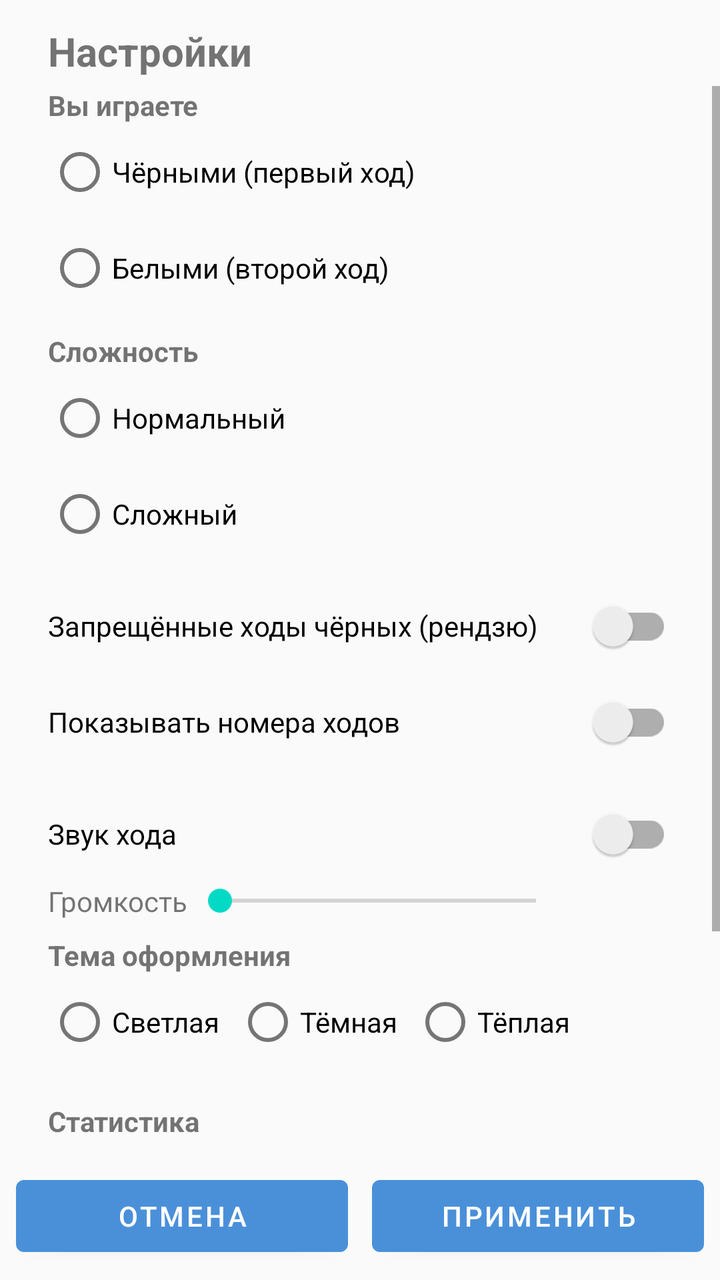
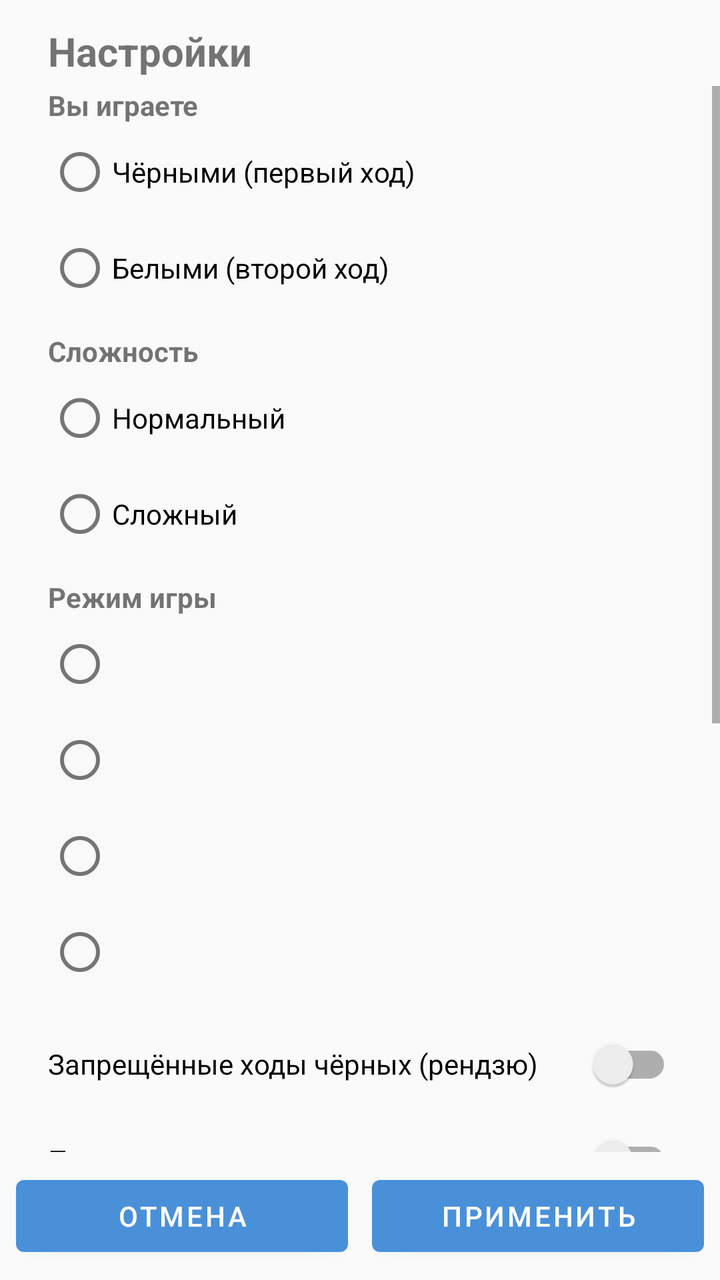

Screens rendered from an Android XML layout before and after an edit, with the pre-edit source and the edit as a unified diff.
<!-- AndroidManifest.xml: application theme Theme.Gomoku -->
<!-- res/layout/activity_settings.xml -->
<?xml version="1.0" encoding="utf-8"?>
<LinearLayout xmlns:android="http://schemas.android.com/apk/res/android"
    android:id="@+id/settingsRoot"
    android:layout_width="match_parent"
    android:layout_height="match_parent"
    android:orientation="vertical">

    <TextView
        android:id="@+id/tvSettingsTitle"
        android:layout_width="match_parent"
        android:layout_height="wrap_content"
        android:paddingStart="24dp"
        android:paddingEnd="24dp"
        android:paddingTop="12dp"
        android:paddingBottom="4dp"
        android:text="@string/settings_title"
        android:textSize="20sp"
        android:textStyle="bold" />

    <ScrollView
        android:layout_width="match_parent"
        android:layout_height="0dp"
        android:layout_weight="1">

        <LinearLayout
            android:layout_width="match_parent"
            android:layout_height="wrap_content"
            android:orientation="vertical"
            android:paddingStart="24dp"
            android:paddingEnd="24dp"
            android:paddingBottom="8dp">

            <TextView
                android:layout_width="wrap_content"
                android:layout_height="wrap_content"
                android:text="@string/play_as"
                android:textStyle="bold" />

            <RadioGroup
                android:id="@+id/rgColor"
                android:layout_width="match_parent"
                android:layout_height="wrap_content"
                android:orientation="vertical">

                <RadioButton
                    android:id="@+id/rbColorBlack"
                    android:layout_width="wrap_content"
                    android:layout_height="wrap_content"
                    android:text="@string/play_black" />

                <RadioButton
                    android:id="@+id/rbColorWhite"
                    android:layout_width="wrap_content"
                    android:layout_height="wrap_content"
                    android:text="@string/play_white" />
            </RadioGroup>

            <TextView
                android:layout_width="wrap_content"
                android:layout_height="wrap_content"
                android:layout_marginTop="8dp"
                android:text="@string/difficulty"
                android:textStyle="bold" />

            <RadioGroup
                android:id="@+id/rgLevel"
                android:layout_width="match_parent"
                android:layout_height="wrap_content"
                android:orientation="vertical">

                <RadioButton
                    android:id="@+id/rbLevelNormal"
                    android:layout_width="wrap_content"
                    android:layout_height="wrap_content"
                    android:text="@string/level_normal" />

                <RadioButton
                    android:id="@+id/rbLevelStrong"
                    android:layout_width="wrap_content"
                    android:layout_height="wrap_content"
                    android:text="@string/level_strong" />
            </RadioGroup>

            <androidx.appcompat.widget.SwitchCompat
                android:id="@+id/swForbidden"
                android:layout_width="match_parent"
                android:layout_height="wrap_content"
                android:layout_marginTop="8dp"
                android:text="@string/forbidden_moves" />

            <androidx.appcompat.widget.SwitchCompat
                android:id="@+id/swNumbers"
                android:layout_width="match_parent"
                android:layout_height="wrap_content"
                android:text="@string/show_numbers" />

            <androidx.appcompat.widget.SwitchCompat
                android:id="@+id/swSound"
                android:layout_width="match_parent"
                android:layout_height="wrap_content"
                android:layout_marginTop="8dp"
                android:text="@string/sound_enabled" />

            <LinearLayout
                android:layout_width="match_parent"
                android:layout_height="wrap_content"
                android:gravity="center_vertical"
                android:orientation="horizontal">

                <TextView
                    android:layout_width="wrap_content"
                    android:layout_height="wrap_content"
                    android:text="@string/sound_volume" />

                <SeekBar
                    android:id="@+id/sbVolume"
                    android:layout_width="0dp"
                    android:layout_height="wrap_content"
                    android:layout_weight="1" />

                <TextView
                    android:id="@+id/tvVolumeValue"
                    android:layout_width="52dp"
                    android:layout_height="wrap_content"
                    android:gravity="end"
                    android:textSize="14sp" />
            </LinearLayout>

            <TextView
                android:layout_width="wrap_content"
                android:layout_height="wrap_content"
                android:layout_marginTop="8dp"
                android:text="@string/choose_theme"
                android:textStyle="bold" />

            <RadioGroup
                android:id="@+id/rgTheme"
                android:layout_width="match_parent"
                android:layout_height="wrap_content"
                android:orientation="horizontal">

                <RadioButton
                    android:id="@+id/rbThemeLight"
                    android:layout_width="wrap_content"
                    android:layout_height="wrap_content"
                    android:text="@string/theme_light" />

                <RadioButton
                    android:id="@+id/rbThemeDark"
                    android:layout_width="wrap_content"
                    android:layout_height="wrap_content"
                    android:layout_marginStart="8dp"
                    android:text="@string/theme_dark" />

                <RadioButton
                    android:id="@+id/rbThemeWarm"
                    android:layout_width="wrap_content"
                    android:layout_height="wrap_content"
                    android:layout_marginStart="8dp"
                    android:text="@string/theme_warm" />
            </RadioGroup>

            
            <TextView
                android:layout_width="wrap_content"
                android:layout_height="wrap_content"
                android:layout_marginTop="16dp"
                android:text="@string/stats_title"
                android:textStyle="bold" />

            <TableLayout
                android:layout_width="match_parent"
                android:layout_height="wrap_content"
                android:layout_marginTop="4dp"
                android:stretchColumns="*">

                <TableRow>

                    <TextView
                        android:layout_width="0dp"
                        android:layout_height="wrap_content"
                        android:paddingStart="4dp"
                        android:paddingEnd="4dp"
                        android:paddingBottom="4dp"
                        android:text="@string/stats_level"
                        android:textStyle="bold" />

                    <TextView
                        android:layout_width="0dp"
                        android:layout_height="wrap_content"
                        android:gravity="end"
                        android:paddingBottom="4dp"
                        android:text="@string/stats_wins"
                        android:textStyle="bold" />

                    <TextView
                        android:layout_width="0dp"
                        android:layout_height="wrap_content"
                        android:gravity="end"
                        android:paddingBottom="4dp"
                        android:text="@string/stats_losses"
                        android:textStyle="bold" />

                    <TextView
                        android:layout_width="0dp"
                        android:layout_height="wrap_content"
                        android:gravity="end"
                        android:paddingBottom="4dp"
                        android:text="@string/stats_draws"
                        android:textStyle="bold" />
                </TableRow>

                <TableRow>

                    <TextView
                        android:layout_width="0dp"
                        android:layout_height="wrap_content"
                        android:paddingStart="4dp"
                        android:paddingEnd="4dp"
                        android:text="@string/level_normal" />

                    <TextView
                        android:id="@+id/tvNormalWins"
                        android:layout_width="0dp"
                        android:layout_height="wrap_content"
                        android:gravity="end" />

                    <TextView
                        android:id="@+id/tvNormalLosses"
                        android:layout_width="0dp"
                        android:layout_height="wrap_content"
                        android:gravity="end" />

                    <TextView
                        android:id="@+id/tvNormalDraws"
                        android:layout_width="0dp"
                        android:layout_height="wrap_content"
                        android:gravity="end" />
                </TableRow>

                <TableRow>

                    <TextView
                        android:layout_width="0dp"
                        android:layout_height="wrap_content"
                        android:paddingStart="4dp"
                        android:paddingEnd="4dp"
                        android:text="@string/level_strong" />

                    <TextView
                        android:id="@+id/tvHardWins"
                        android:layout_width="0dp"
                        android:layout_height="wrap_content"
                        android:gravity="end" />

                    <TextView
                        android:id="@+id/tvHardLosses"
                        android:layout_width="0dp"
                        android:layout_height="wrap_content"
                        android:gravity="end" />

                    <TextView
                        android:id="@+id/tvHardDraws"
                        android:layout_width="0dp"
                        android:layout_height="wrap_content"
                        android:gravity="end" />
                </TableRow>
            </TableLayout>

            <Button
                android:id="@+id/btnResetStats"
                android:layout_width="wrap_content"
                android:layout_height="wrap_content"
                android:layout_marginTop="8dp"
                android:text="@string/reset_stats" />

        </LinearLayout>
    </ScrollView>

    <LinearLayout
        android:layout_width="match_parent"
        android:layout_height="wrap_content"
        android:orientation="horizontal"
        android:padding="8dp">

        <Button
            android:id="@+id/btnCancel"
            android:layout_width="0dp"
            android:layout_height="wrap_content"
            android:layout_marginEnd="6dp"
            android:layout_weight="1"
            android:text="@string/cancel" />

        <Button
            android:id="@+id/btnApply"
            android:layout_width="0dp"
            android:layout_height="wrap_content"
            android:layout_marginStart="6dp"
            android:layout_weight="1"
            android:text="@string/apply" />
    </LinearLayout>

</LinearLayout>
<!-- resources referenced by this layout -->
<resources>
  <string name="apply">Применить</string>
  <string name="cancel">Отмена</string>
  <string name="choose_theme">Тема оформления</string>
  <string name="difficulty">Сложность</string>
  <string name="forbidden_moves">Запрещённые ходы чёрных (рендзю)</string>
  <string name="level_normal">Нормальный</string>
  <string name="level_strong">Сложный</string>
  <string name="play_as">Вы играете</string>
  <string name="play_black">Чёрными (первый ход)</string>
  <string name="play_white">Белыми (второй ход)</string>
  <string name="reset_stats">Сбросить статистику</string>
  <string name="settings_title">Настройки</string>
  <string name="show_numbers">Показывать номера ходов</string>
  <string name="sound_enabled">Звук хода</string>
  <string name="sound_volume">Громкость</string>
  <string name="stats_draws">Ничьи</string>
  <string name="stats_level">Уровень</string>
  <string name="stats_losses">Поражения</string>
  <string name="stats_title">Статистика</string>
  <string name="stats_wins">Победы</string>
  <string name="theme_dark">Тёмная</string>
  <string name="theme_light">Светлая</string>
  <string name="theme_warm">Тёплая</string>
  <style name="Theme.Gomoku" parent="Theme.MaterialComponents.DayNight.NoActionBar">
          <item name="colorPrimary">@color/accent_default</item>
          <item name="colorPrimaryVariant">@color/accent_default</item>
          <item name="colorOnPrimary">@android:color/white</item>
          <item name="android:windowBackground">@color/bg_default</item>
          <item name="android:statusBarColor">@color/bg_default</item>
          <item name="android:navigationBarColor">@color/bg_default</item>
          <item name="android:windowLightStatusBar">true</item>
      </style>
  <color name="accent_default">#4A90D9</color>
  <color name="bg_default">#FAFAFA</color>
</resources>

<!-- the commit's change to res/layout/activity_settings.xml (unified diff, before → after) -->
@@ -81,6 +81,41 @@
                     android:text="@string/level_strong" />
             </RadioGroup>
 
+            <TextView
+                android:layout_width="wrap_content"
+                android:layout_height="wrap_content"
+                android:layout_marginTop="8dp"
+                android:text="@string/game_mode"
+                android:textStyle="bold" />
+
+            
+            <RadioGroup
+                android:id="@+id/rgMode"
+                android:layout_width="match_parent"
+                android:layout_height="wrap_content"
+                android:orientation="vertical">
+
+                <RadioButton
+                    android:id="@+id/rbModeNone"
+                    android:layout_width="wrap_content"
+                    android:layout_height="wrap_content" />
+
+                <RadioButton
+                    android:id="@+id/rbModeClassic"
+                    android:layout_width="wrap_content"
+                    android:layout_height="wrap_content" />
+
+                <RadioButton
+                    android:id="@+id/rbModeRapid"
+                    android:layout_width="wrap_content"
+                    android:layout_height="wrap_content" />
+
+                <RadioButton
+                    android:id="@+id/rbModeBlitz"
+                    android:layout_width="wrap_content"
+                    android:layout_height="wrap_content" />
+            </RadioGroup>
+
             <androidx.appcompat.widget.SwitchCompat
                 android:id="@+id/swForbidden"
                 android:layout_width="match_parent"
<!-- resource entries referenced after the edit -->
@@ -5,6 +5,7 @@
   <string name="choose_theme">Тема оформления</string>
   <string name="difficulty">Сложность</string>
   <string name="forbidden_moves">Запрещённые ходы чёрных (рендзю)</string>
+  <string name="game_mode">Режим игры</string>
   <string name="level_normal">Нормальный</string>
   <string name="level_strong">Сложный</string>
   <string name="play_as">Вы играете</string>
